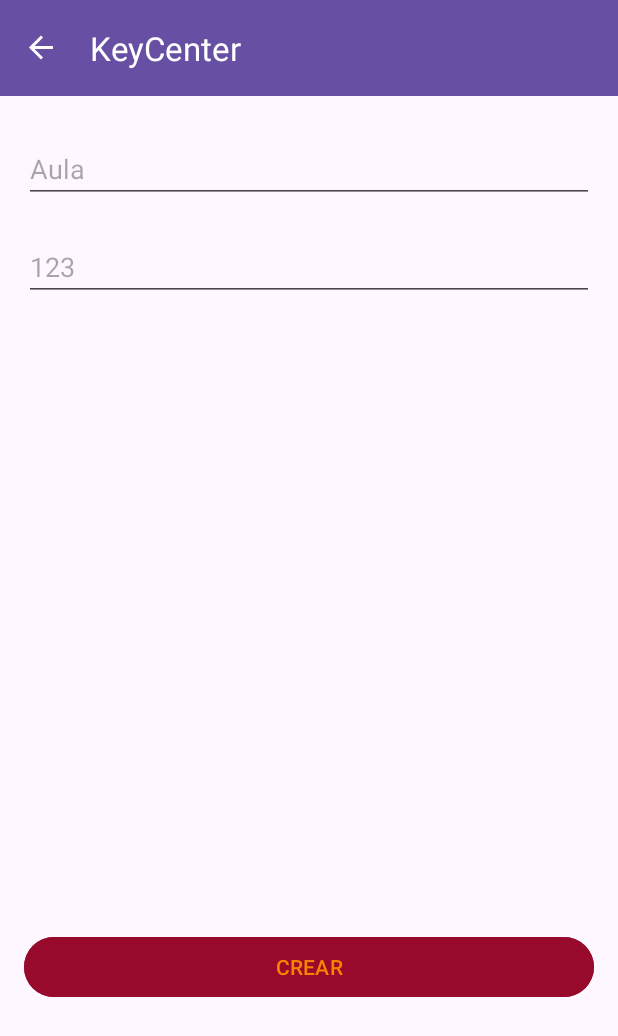
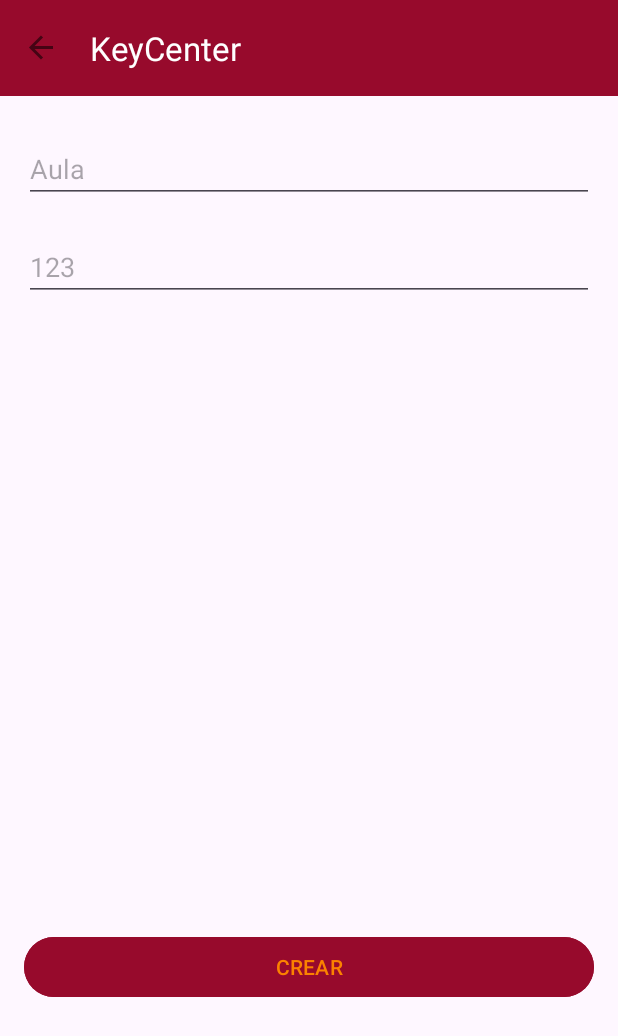
Before and after one commit to AlejandroP02/Proyecto, an Android app: the AnyadirFragment screen opened through its navigation route, on a phone screen of 412 x 824 dp. Shown: the top 1036 px of the screen. Run offline under Robolectric (Android 15) with nearby library versions, the phone set to English and light mode, and no system bars; our stand-ins replace Firebase (no records; nobody signed in at launch, a user with empty details on screens opened directly), Room's generated code, navigation-ui.

Commit message:
Sin comentar

```diff
--- a/app/src/main/AndroidManifest.xml
+++ b/app/src/main/AndroidManifest.xml
@@ -1,14 +1,16 @@
 <?xml version="1.0" encoding="utf-8"?>
 <manifest xmlns:android="http://schemas.android.com/apk/res/android"
     xmlns:tools="http://schemas.android.com/tools">
+
 
     <application
         android:allowBackup="true"
         android:dataExtractionRules="@xml/data_extraction_rules"
         android:fullBackupContent="@xml/backup_rules"
-        android:icon="@mipmap/ic_launcher"
+        android:banner="@color/primary"
+        android:icon="@drawable/logo"
         android:label="@string/app_name"
-        android:roundIcon="@mipmap/ic_launcher_round"
+        android:roundIcon="@drawable/logo"
         android:supportsRtl="true"
         android:theme="@style/Theme.Proyecto"
         tools:targetApi="31">
--- a/app/src/main/java/com/example/proyecto/BaseDeDatos.java
+++ b/app/src/main/java/com/example/proyecto/BaseDeDatos.java
@@ -46,9 +46,5 @@ public abstract class BaseDeDatos extends RoomDatabase {
         @Query("SELECT * FROM Llave ORDER BY aula DESC")
         LiveData<List<Llave>> aulaOrder();
 
-        @Query("SELECT COUNT(*) FROM Llave WHERE aula = :text")
-        int contarLlavesConAula(String text);
-        @Query("SELECT COUNT(*) FROM Llave WHERE aula = :num")
-        int contarLlavesConNum(int num);
     }
 }
--- a/app/src/main/java/com/example/proyecto/HomeFragment.java
+++ b/app/src/main/java/com/example/proyecto/HomeFragment.java
@@ -7,42 +7,24 @@ import androidx.fragment.app.Fragment;
 import android.view.LayoutInflater;
 import android.view.View;
 import android.view.ViewGroup;
+import android.widget.ImageButton;
+
+import com.example.proyecto.databinding.ActivityMainBinding;
+import com.example.proyecto.databinding.FragmentHomeBinding;
 
 public class HomeFragment extends Fragment {
 
 
-    private static final String ARG_PARAM1 = "param1";
-    private static final String ARG_PARAM2 = "param2";
-
-    private String mParam1;
-    private String mParam2;
-
-    public HomeFragment() {
-        // Required empty public constructor
-    }
-
-    public static HomeFragment newInstance(String param1, String param2) {
-        HomeFragment fragment = new HomeFragment();
-        Bundle args = new Bundle();
-        args.putString(ARG_PARAM1, param1);
-        args.putString(ARG_PARAM2, param2);
-        fragment.setArguments(args);
-        return fragment;
-    }
 
     @Override
     public void onCreate(Bundle savedInstanceState) {
         super.onCreate(savedInstanceState);
-        if (getArguments() != null) {
-            mParam1 = getArguments().getString(ARG_PARAM1);
-            mParam2 = getArguments().getString(ARG_PARAM2);
-        }
     }
 
     @Override
     public View onCreateView(LayoutInflater inflater, ViewGroup container,
                              Bundle savedInstanceState) {
-        // Inflate the layout for this fragment
         return inflater.inflate(R.layout.fragment_home, container, false);
     }
+
 }
--- a/app/src/main/res/layout/activity_main.xml
+++ b/app/src/main/res/layout/activity_main.xml
@@ -15,13 +15,15 @@
             android:id="@+id/appBarLayout"
             android:layout_width="match_parent"
             android:layout_height="wrap_content"
-            android:theme="@style/ThemeOverlay.AppCompat.Dark.ActionBar">
+            android:backgroundTint="@color/primary"
+            android:theme="@style/ThemeOverlay.AppCompat.Light">
 
             <androidx.appcompat.widget.Toolbar
                 android:id="@+id/toolbar"
                 android:layout_width="match_parent"
                 android:layout_height="?attr/actionBarSize"
-                android:background="?attr/colorPrimary"
+                android:background="@color/primary"
+                app:titleTextColor="@color/white"
                 app:popupTheme="@style/ThemeOverlay.AppCompat.Light" />
         </com.google.android.material.appbar.AppBarLayout>
 
@@ -36,7 +38,7 @@
                 android:layout_width="match_parent"
                 android:layout_height="match_parent"
                 app:defaultNavHost="true"
-                app:navGraph="@navigation/nav_graph" />
+                app:navGraph="@navigation/nav_graph"/>
         </androidx.constraintlayout.widget.ConstraintLayout>
 
     </androidx.coordinatorlayout.widget.CoordinatorLayout>
@@ -47,6 +49,7 @@
         android:layout_height="match_parent"
         android:layout_gravity="start"
         android:fitsSystemWindows="true"
+        app:itemRippleColor="@color/primary"
         app:headerLayout="@layout/drawer_header"
         app:menu="@menu/drawer_menu"/>
 
--- a/app/src/main/res/layout/fragment_anyadir.xml
+++ b/app/src/main/res/layout/fragment_anyadir.xml
@@ -1,11 +1,16 @@
 <?xml version="1.0" encoding="utf-8"?>
-<LinearLayout xmlns:android="http://schemas.android.com/apk/res/android"
+<ScrollView xmlns:android="http://schemas.android.com/apk/res/android"
     xmlns:tools="http://schemas.android.com/tools"
     android:layout_width="match_parent"
     android:layout_height="match_parent"
-    android:orientation="vertical"
+    android:fillViewport="false"
+    tools:context=".AnyadirFragment">
+
+    <LinearLayout
+        android:layout_width="match_parent"
+        android:layout_height="match_parent"
         android:padding="16dp"
-    tools:context=".AnyadirFragment">
+        android:orientation="vertical">
 
         <EditText
             android:id="@+id/aula"
@@ -43,4 +48,7 @@
             android:layout_centerInParent="true"
             android:indeterminate="true"
             android:layout_gravity="center" />
+
+
     </LinearLayout>
+</ScrollView>
--- a/app/src/main/res/layout/fragment_llaves.xml
+++ b/app/src/main/res/layout/fragment_llaves.xml
@@ -14,6 +14,7 @@
         android:layout_height="wrap_content"
         android:layout_gravity="bottom|end"
         android:layout_margin="16dp"
+        android:backgroundTint="@color/primary"
         app:srcCompat="@android:drawable/ic_input_add"/>
 
     <androidx.recyclerview.widget.RecyclerView
--- a/app/src/main/res/menu/drawer_menu.xml
+++ b/app/src/main/res/menu/drawer_menu.xml
@@ -2,16 +2,16 @@
 <menu xmlns:android="http://schemas.android.com/apk/res/android">
     <item
         android:id="@+id/homeFragment"
-        android:icon="@android:drawable/ic_menu_directions"
+        android:icon="@drawable/logo"
         android:title="Home" />
 
     <item
         android:id="@+id/llavesFragment"
-        android:icon="@android:drawable/ic_menu_directions"
+        android:icon="@android:drawable/ic_lock_idle_lock"
         android:title="Llaves" />
 
     <item
         android:id="@+id/recyclerNombreFragment"
-        android:icon="@android:drawable/ic_menu_directions"
+        android:icon="@android:drawable/ic_menu_rotate"
         android:title="Ordenar llaves" />
 </menu>
```
Also changed, not shown: app/src/main/java/com/example/proyecto/AnyadirFragment.java (+18 -2 lines), app/src/main/java/com/example/proyecto/ViewModel.java (+4 -4 lines), app/src/main/res/layout/drawer_header.xml (+5 -9 lines), app/src/main/res/layout/fragment_home.xml (+7 -0 lines). Lines whose indentation alone changed are shown as unchanged.
